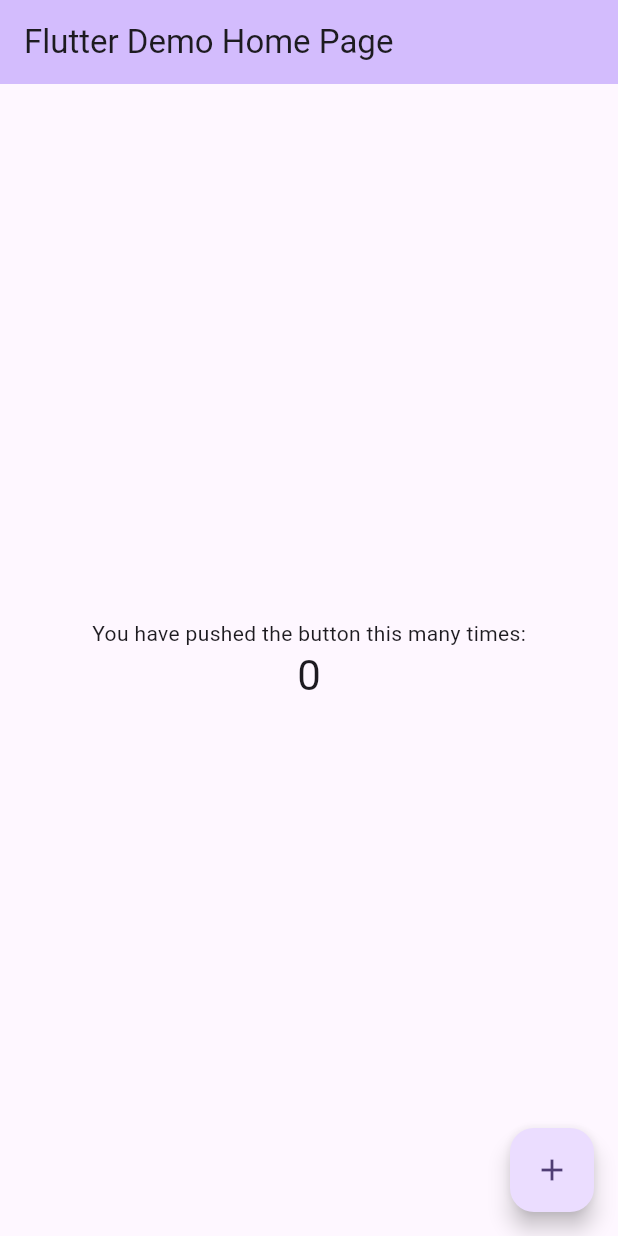
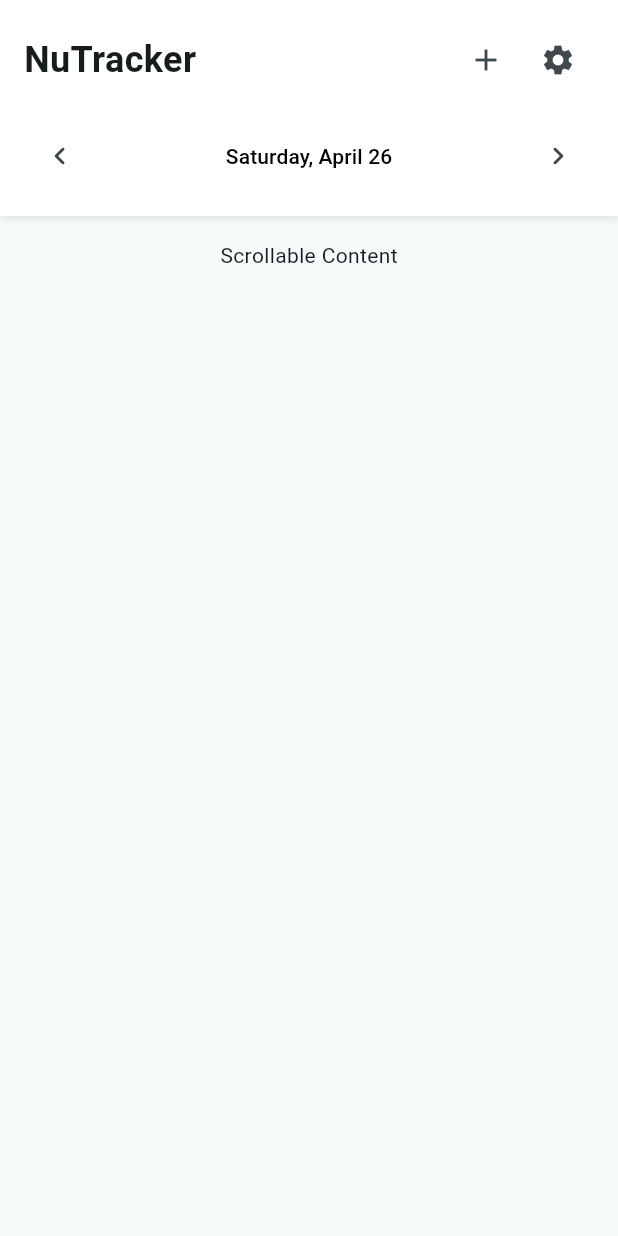
Before and after one commit to CantarinoG/NuTracker, a Flutter app: the screen it shows after launch, on a phone screen of 412 x 824 dp. Run offline on Flutter 3.47's test engine with Material 3 defaults, Android fonts, the phone set to English and light mode, and no system bars.

Commit message:
feat: implement basic main screen ui

```diff
--- a/lib/main.dart
+++ b/lib/main.dart
@@ -1,4 +1,5 @@
 import 'package:flutter/material.dart';
+import 'package:nutracker/screens/main_screen.dart';
 
 void main() {
   runApp(const MyApp());
@@ -7,116 +8,20 @@ void main() {
 class MyApp extends StatelessWidget {
   const MyApp({super.key});
 
-  // This widget is the root of your application.
   @override
   Widget build(BuildContext context) {
     return MaterialApp(
-      title: 'Flutter Demo',
+      title: 'NuTracker',
+      debugShowCheckedModeBanner: false,
       theme: ThemeData(
-        // This is the theme of your application.
-        //
-        // TRY THIS: Try running your application with "flutter run". You'll see
-        // the application has a purple toolbar. Then, without quitting the app,
-        // try changing the seedColor in the colorScheme below to Colors.green
-        // and then invoke "hot reload" (save your changes or press the "hot
-        // reload" button in a Flutter-supported IDE, or press "r" if you used
-        // the command line to start the app).
-        //
-        // Notice that the counter didn't reset back to zero; the application
-        // state is not lost during the reload. To reset the state, use hot
-        // restart instead.
-        //
-        // This works for code too, not just values: Most code changes can be
-        // tested with just a hot reload.
-        colorScheme: ColorScheme.fromSeed(seedColor: Colors.deepPurple),
+        colorScheme: ColorScheme.fromSeed(seedColor: Colors.white),
+        textButtonTheme: TextButtonThemeData(
+          style: TextButton.styleFrom(
+            foregroundColor: Colors.black,
+          ),
+        ),
       ),
-      home: const MyHomePage(title: 'Flutter Demo Home Page'),
+      home: const MainScreen(),
     );
   }
 }
-
-class MyHomePage extends StatefulWidget {
-  const MyHomePage({super.key, required this.title});
-
-  // This widget is the home page of your application. It is stateful, meaning
-  // that it has a State object (defined below) that contains fields that affect
-  // how it looks.
-
-  // This class is the configuration for the state. It holds the values (in this
-  // case the title) provided by the parent (in this case the App widget) and
-  // used by the build method of the State. Fields in a Widget subclass are
-  // always marked "final".
-
-  final String title;
-
-  @override
-  State<MyHomePage> createState() => _MyHomePageState();
-}
-
-class _MyHomePageState extends State<MyHomePage> {
-  int _counter = 0;
-
-  void _incrementCounter() {
-    setState(() {
-      // This call to setState tells the Flutter framework that something has
-      // changed in this State, which causes it to rerun the build method below
-      // so that the display can reflect the updated values. If we changed
-      // _counter without calling setState(), then the build method would not be
-      // called again, and so nothing would appear to happen.
-      _counter++;
-    });
-  }
-
-  @override
-  Widget build(BuildContext context) {
-    // This method is rerun every time setState is called, for instance as done
-    // by the _incrementCounter method above.
-    //
-    // The Flutter framework has been optimized to make rerunning build methods
-    // fast, so that you can just rebuild anything that needs updating rather
-    // than having to individually change instances of widgets.
-    return Scaffold(
-      appBar: AppBar(
-        // TRY THIS: Try changing the color here to a specific color (to
-        // Colors.amber, perhaps?) and trigger a hot reload to see the AppBar
-        // change color while the other colors stay the same.
-        backgroundColor: Theme.of(context).colorScheme.inversePrimary,
-        // Here we take the value from the MyHomePage object that was created by
-        // the App.build method, and use it to set our appbar title.
-        title: Text(widget.title),
-      ),
-      body: Center(
-        // Center is a layout widget. It takes a single child and positions it
-        // in the middle of the parent.
-        child: Column(
-          // Column is also a layout widget. It takes a list of children and
-          // arranges them vertically. By default, it sizes itself to fit its
-          // children horizontally, and tries to be as tall as its parent.
-          //
-          // Column has various properties to control how it sizes itself and
-          // how it positions its children. Here we use mainAxisAlignment to
-          // center the children vertically; the main axis here is the vertical
-          // axis because Columns are vertical (the cross axis would be
-          // horizontal).
-          //
-          // TRY THIS: Invoke "debug painting" (choose the "Toggle Debug Paint"
-          // action in the IDE, or press "p" in the console), to see the
-          // wireframe for each widget.
-          mainAxisAlignment: MainAxisAlignment.center,
-          children: <Widget>[
-            const Text('You have pushed the button this many times:'),
-            Text(
-              '$_counter',
-              style: Theme.of(context).textTheme.headlineMedium,
-            ),
-          ],
-        ),
-      ),
-      floatingActionButton: FloatingActionButton(
-        onPressed: _incrementCounter,
-        tooltip: 'Increment',
-        child: const Icon(Icons.add),
-      ), // This trailing comma makes auto-formatting nicer for build methods.
-    );
-  }
-}
--- /dev/null
+++ b/lib/screens/main_screen.dart
@@ -0,0 +1,83 @@
+import 'package:flutter/material.dart';
+
+class MainScreen extends StatelessWidget {
+  const MainScreen({super.key});
+
+  @override
+  Widget build(BuildContext context) {
+    return Scaffold(
+      body: Column(
+        children: [
+          Container(
+            padding: const EdgeInsets.all(16.0),
+            decoration: BoxDecoration(
+              color: Colors.white,
+              boxShadow: [
+                BoxShadow(
+                  color: Colors.black.withAlpha(25),
+                  spreadRadius: 0,
+                  blurRadius: 4,
+                  offset: const Offset(0, 2),
+                ),
+              ],
+            ),
+            child: Column(
+              children: [
+                Row(
+                  mainAxisAlignment: MainAxisAlignment.spaceBetween,
+                  children: [
+                    const Text(
+                      'NuTracker',
+                      style: TextStyle(
+                        fontSize: 24,
+                        fontWeight: FontWeight.bold,
+                      ),
+                    ),
+                    Row(
+                      children: [
+                        IconButton(
+                          icon: const Icon(Icons.add),
+                          onPressed: () {},
+                        ),
+                        IconButton(
+                          icon: const Icon(Icons.settings),
+                          onPressed: () {},
+                        ),
+                      ],
+                    ),
+                  ],
+                ),
+                const SizedBox(height: 16),
+                Row(
+                  mainAxisAlignment: MainAxisAlignment.spaceBetween,
+                  children: [
+                    IconButton(
+                      icon: const Icon(Icons.chevron_left_rounded),
+                      onPressed: () {},
+                    ),
+                    TextButton(
+                      onPressed: () {},
+                      child: const Text('Saturday, April 26'),
+                    ),
+                    IconButton(
+                      icon: const Icon(Icons.chevron_right_rounded),
+                      onPressed: () {},
+                    ),
+                  ],
+                ),
+              ],
+            ),
+          ),
+          Expanded(
+            child: SingleChildScrollView(
+              child: Container(
+                padding: const EdgeInsets.all(16.0),
+                child: const Text('Scrollable Content'),
+              ),
+            ),
+          ),
+        ],
+      ),
+    );
+  }
+}
```
